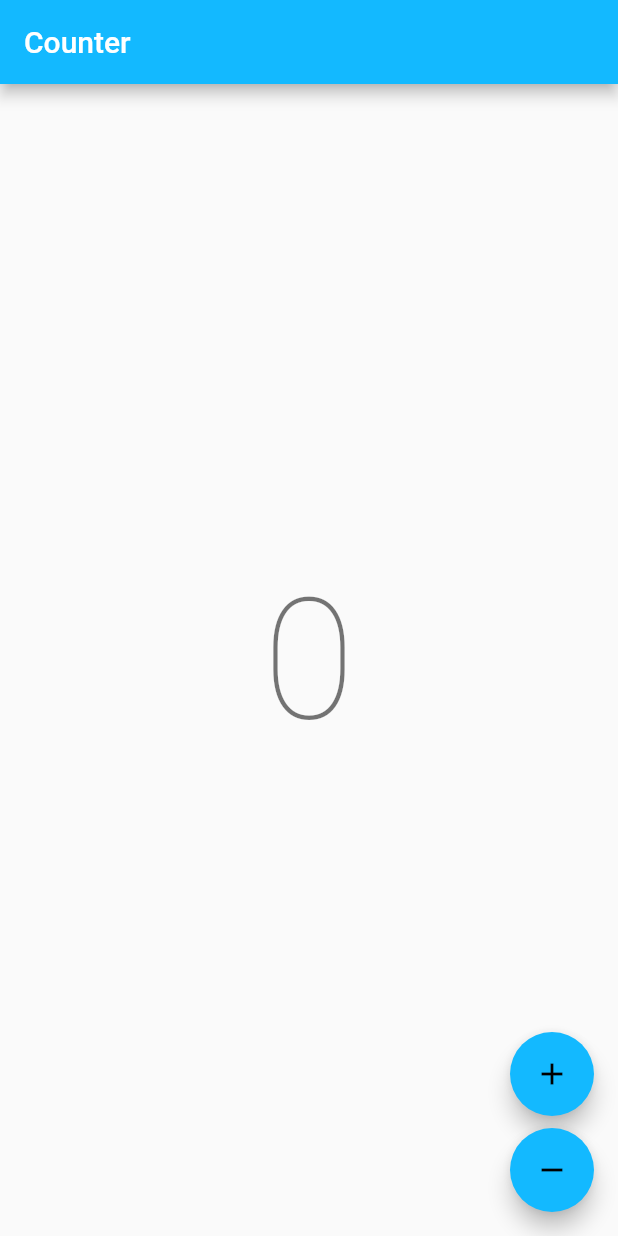
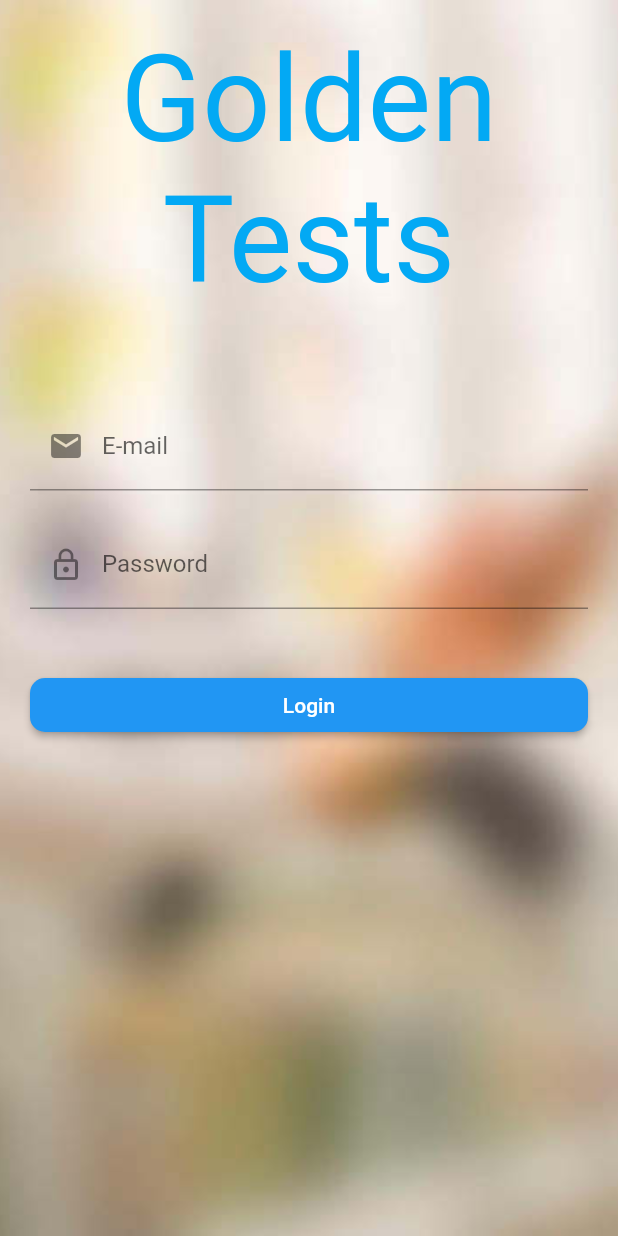
Before and after one commit to jamontes79/golden_test, a Flutter app: the screen it shows after launch, on a phone screen of 412 x 824 dp. Run offline on Flutter 3.47's test engine with Material 2 defaults, Android fonts, the phone set to English and light mode, and no system bars; our stand-ins replace bloc; generated files the repository leaves out were written again.

Commit message:
adding login page to be tested

```diff
--- a/lib/app/view/app.dart
+++ b/lib/app/view/app.dart
@@ -7,8 +7,8 @@
 
 import 'package:flutter/material.dart';
 import 'package:flutter_localizations/flutter_localizations.dart';
-import 'package:golden/counter/counter.dart';
 import 'package:golden/l10n/l10n.dart';
+import 'package:golden/login/login_page.dart';
 
 class App extends StatelessWidget {
   const App({super.key});
@@ -26,8 +26,9 @@ class App extends StatelessWidget {
         AppLocalizations.delegate,
         GlobalMaterialLocalizations.delegate,
       ],
+      debugShowCheckedModeBanner: false,
       supportedLocales: AppLocalizations.supportedLocales,
-      home: const CounterPage(),
+      home: const LoginPage(),
     );
   }
 }
--- a/lib/counter/counter.dart
+++ /dev/null
@@ -1,9 +0,0 @@
-// Copyright (c) 2022, Very Good Ventures
-// https://verygood.ventures
-//
-// Use of this source code is governed by an MIT-style
-// license that can be found in the LICENSE file or at
-// https://opensource.org/licenses/MIT.
-
-export 'cubit/counter_cubit.dart';
-export 'view/counter_page.dart';
--- a/lib/counter/cubit/counter_cubit.dart
+++ /dev/null
@@ -1,15 +0,0 @@
-// Copyright (c) 2022, Very Good Ventures
-// https://verygood.ventures
-//
-// Use of this source code is governed by an MIT-style
-// license that can be found in the LICENSE file or at
-// https://opensource.org/licenses/MIT.
-
-import 'package:bloc/bloc.dart';
-
-class CounterCubit extends Cubit<int> {
-  CounterCubit() : super(0);
-
-  void increment() => emit(state + 1);
-  void decrement() => emit(state - 1);
-}
--- a/lib/counter/view/counter_page.dart
+++ /dev/null
@@ -1,62 +0,0 @@
-// Copyright (c) 2022, Very Good Ventures
-// https://verygood.ventures
-//
-// Use of this source code is governed by an MIT-style
-// license that can be found in the LICENSE file or at
-// https://opensource.org/licenses/MIT.
-
-import 'package:flutter/material.dart';
-import 'package:flutter_bloc/flutter_bloc.dart';
-import 'package:golden/counter/counter.dart';
-import 'package:golden/l10n/l10n.dart';
-
-class CounterPage extends StatelessWidget {
-  const CounterPage({super.key});
-
-  @override
-  Widget build(BuildContext context) {
-    return BlocProvider(
-      create: (_) => CounterCubit(),
-      child: const CounterView(),
-    );
-  }
-}
-
-class CounterView extends StatelessWidget {
-  const CounterView({super.key});
-
-  @override
-  Widget build(BuildContext context) {
-    final l10n = context.l10n;
-    return Scaffold(
-      appBar: AppBar(title: Text(l10n.counterAppBarTitle)),
-      body: const Center(child: CounterText()),
-      floatingActionButton: Column(
-        mainAxisAlignment: MainAxisAlignment.end,
-        crossAxisAlignment: CrossAxisAlignment.end,
-        children: [
-          FloatingActionButton(
-            onPressed: () => context.read<CounterCubit>().increment(),
-            child: const Icon(Icons.add),
-          ),
-          const SizedBox(height: 8),
-          FloatingActionButton(
-            onPressed: () => context.read<CounterCubit>().decrement(),
-            child: const Icon(Icons.remove),
-          ),
-        ],
-      ),
-    );
-  }
-}
-
-class CounterText extends StatelessWidget {
-  const CounterText({super.key});
-
-  @override
-  Widget build(BuildContext context) {
-    final theme = Theme.of(context);
-    final count = context.select((CounterCubit cubit) => cubit.state);
-    return Text('$count', style: theme.textTheme.headline1);
-  }
-}
--- a/lib/l10n/arb/app_en.arb
+++ b/lib/l10n/arb/app_en.arb
@@ -1,7 +1,7 @@
 {
     "@@locale": "en",
-    "counterAppBarTitle": "Counter",
-    "@counterAppBarTitle": {
-        "description": "Text shown in the AppBar of the Counter Page"
-    }
+    "loginAppBarTitle": "Golden Tests",
+    "loginFormEmail":  "E-mail",
+    "loginFormPassword": "Password",
+    "loginFormButton" : "Login"
 }
--- a/lib/l10n/arb/app_es.arb
+++ b/lib/l10n/arb/app_es.arb
@@ -1,7 +1,7 @@
 {
     "@@locale": "es",
-    "counterAppBarTitle": "Contador",
-    "@counterAppBarTitle": {
-        "description": "Texto mostrado en la AppBar de la página del contador"
-    }
+    "loginAppBarTitle": "Golden Tests",
+    "loginFormEmail":  "E-mail",
+    "loginFormPassword": "Contraseña",
+    "loginFormButton" : "Entrar"
 }
--- /dev/null
+++ b/lib/login/login_page.dart
@@ -0,0 +1,100 @@
+import 'package:flutter/material.dart';
+import 'package:golden/l10n/l10n.dart';
+
+class LoginPage extends StatelessWidget {
+  const LoginPage({Key? key}) : super(key: key);
+
+  @override
+  Widget build(BuildContext context) {
+    return const LoginView(
+      key: Key('login_view'),
+    );
+  }
+}
+
+class LoginView extends StatelessWidget {
+  const LoginView({Key? key}) : super(key: key);
+
+  @override
+  Widget build(BuildContext context) {
+    final l10n = context.l10n;
+
+    return Scaffold(
+      body: Container(
+        decoration: const BoxDecoration(
+          image: DecorationImage(
+            image: AssetImage('assets/images/background.jpg'),
+            fit: BoxFit.cover,
+          ),
+        ),
+        child: Form(
+          child: Center(
+            child: Padding(
+              padding: const EdgeInsets.all(20),
+              child: ListView(
+                children: [
+                  Text(
+                    l10n.loginAppBarTitle,
+                    textAlign: TextAlign.center,
+                    style: const TextStyle(
+                      fontSize: 80,
+                      color: Colors.lightBlue,
+                    ),
+                  ),
+                  const SizedBox(
+                    height: 60,
+                  ),
+                  TextFormField(
+                    key: const Key('loginpage_email_field'),
+                    decoration: InputDecoration(
+                      prefixIcon: const Icon(Icons.email),
+                      labelText: l10n.loginFormEmail,
+                    ),
+                    keyboardType: TextInputType.emailAddress,
+                  ),
+                  const SizedBox(
+                    height: 20,
+                  ),
+                  TextFormField(
+                    key: const Key('loginpage_password_field'),
+                    obscureText: true,
+                    decoration: InputDecoration(
+                      prefixIcon: const Icon(Icons.lock_outline),
+                      labelText: l10n.loginFormPassword,
+                    ),
+                  ),
+                  const SizedBox(
+                    height: 40,
+                  ),
+                  ElevatedButton(
+                    key: const Key('loginpage_login_button'),
+                    style: ButtonStyle(
+                      backgroundColor: MaterialStateProperty.all<Color>(
+                        Theme.of(context).primaryColor,
+                      ),
+                      shape: MaterialStateProperty.all<OutlinedBorder>(
+                        RoundedRectangleBorder(
+                          borderRadius: BorderRadius.circular(10),
+                        ),
+                      ),
+                    ),
+                    onPressed: () {},
+                    child: Text(
+                      l10n.loginFormButton,
+                      style: const TextStyle(
+                        color: Colors.white,
+                      ),
+                    ),
+                  ),
+                  const SizedBox(
+                    height: 20,
+                  ),
+                ],
+              ),
+            ),
+          ),
+        ),
+      ),
+    );
+  }
+}
--- a/pubspec.yaml
+++ b/pubspec.yaml
@@ -25,3 +25,5 @@ dev_dependencies:
 flutter:
   uses-material-design: true
   generate: true
+  assets:
+    - assets/images/
```
Also changed, not shown: assets/images/background.jpg (added), 4 other files.
